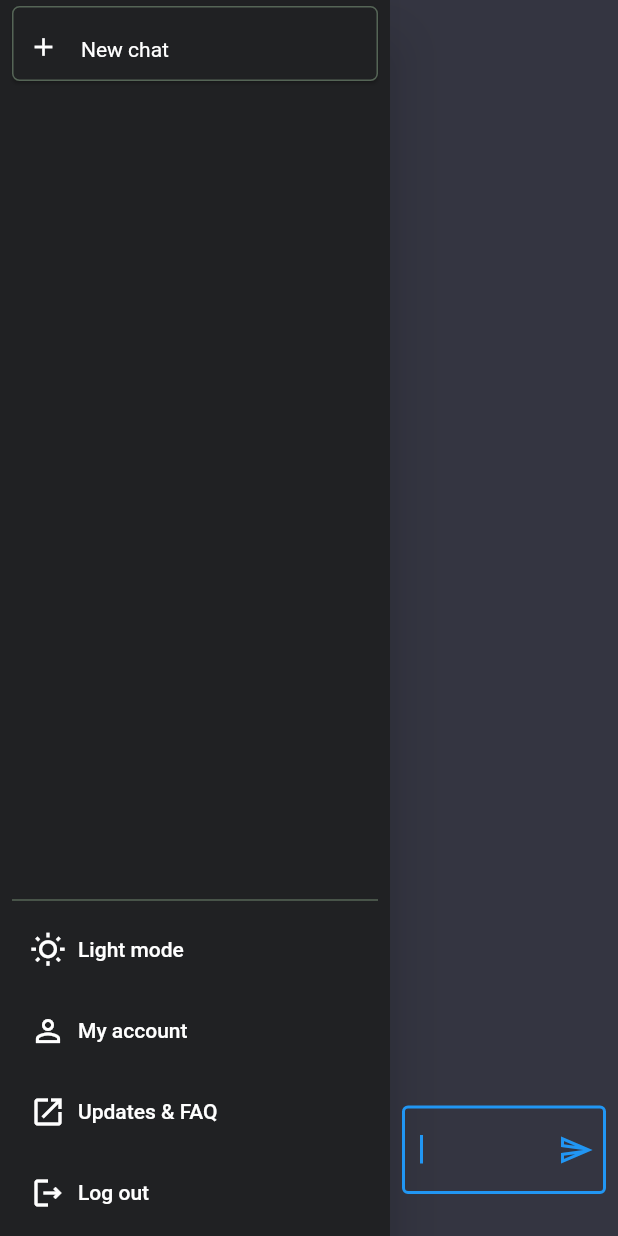
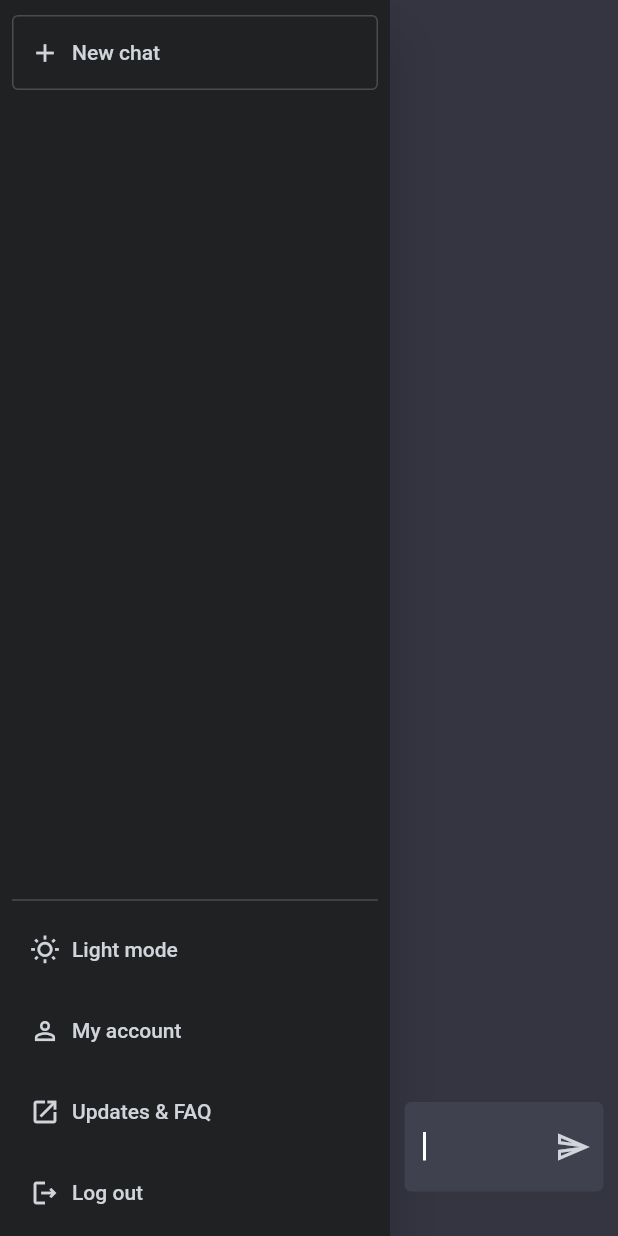
Before and after one commit to inoray/codingLab, a Flutter app: the screen it shows after launch, after a tap on "New chat", on a phone screen of 412 x 824 dp. Run offline on Flutter 3.47's test engine with Material 2 defaults, Android fonts, the phone set to English and light mode, and no system bars; our stand-ins replace animated_text_kit, cloud_firestore, dio, drift, firebase_core, flutter_markdown and 3 more; missing offline and left inert: window_manager; accounts and stored records are empty.

Commit message:
[flutter/chatgpt] ui 개선

```diff
--- a/flutter/chat_GPT_App/lib/const/color.dart
+++ b/flutter/chat_GPT_App/lib/const/color.dart
@@ -1,7 +1,8 @@
 import 'package:flutter/material.dart';
 
 final Color MAIN_BACKGROUND_COLOR = Color(0xFF343541);
+final Color MAIN_TEXT_COLOR = Color(0xffd1d5db);
 final Color SIDEBAR_BACKGROUND_COLOR = Color(0xFF202123);
 final Color SIDEBAR_COLOR = Color(0xFFf1f1f1);
-final Color SIDEBAR_LINE = Color(0xFF556556);
-final Color SIDEBAR_TEXT_COLOR = Colors.white;
+final Color SIDEBAR_LINE = Color(0xFF4C4C4F);
+final Color TEXTFILED_BACKGROUND_COLOR = Color(0xff40414f);
--- a/flutter/chat_GPT_App/lib/main.dart
+++ b/flutter/chat_GPT_App/lib/main.dart
@@ -5,8 +5,25 @@ import 'package:flutter_markdown/flutter_markdown.dart';
 import 'package:animated_text_kit/animated_text_kit.dart';
 import 'package:chat_gpt_app/const/color.dart';
 import 'package:chat_gpt_app/const/key.dart';
+import 'package:window_manager/window_manager.dart';
+import 'package:flutter_spinkit/flutter_spinkit.dart';
 
-void main() {
+void main() async {
+  WidgetsFlutterBinding.ensureInitialized();
+  // Must add this line.
+  await windowManager.ensureInitialized();
+  WindowOptions windowOptions = const WindowOptions(
+    // size: Size(800, 600),
+    center: true,
+    // backgroundColor: Colors.transparent,
+    // skipTaskbar: false,
+    // titleBarStyle: TitleBarStyle.hidden,
+  );
+  windowManager.waitUntilReadyToShow(windowOptions, () async {
+    await windowManager.show();
+    await windowManager.focus();
+  });
+  windowManager.setTitle('ChatGPT');
   runApp(const MyApp());
 }
 
@@ -15,7 +32,7 @@ class MyApp extends StatelessWidget {
 
   @override
   Widget build(BuildContext context) {
-    return MaterialApp(
+    return const MaterialApp(
       home: HomePage(),
       debugShowCheckedModeBanner: false,
     );
@@ -30,12 +47,12 @@ class HomePage extends StatefulWidget {
 }
 
 class _HomePageState extends State<HomePage> {
-  String txt = "";
   late TextEditingController _controller;
 
   late List<dynamic> _messages;
   late FocusNode myFocusNode;
   late ScrollController _scrollController;
+  bool _isLoading = false;
 
   @override
   void initState() {
@@ -48,19 +65,32 @@ class _HomePageState extends State<HomePage> {
     ];
     myFocusNode = FocusNode();
     _scrollController = ScrollController();
-    _scrollController.addListener(_scrollListener);
+    // _scrollController.addListener(_scrollListener);
   }
 
   _scrollListener() async {
-    if (_scrollController.offset == _scrollController.position.maxScrollExtent && !_scrollController.position.outOfRange){
+    if (_scrollController.offset ==
+            _scrollController.position.maxScrollExtent &&
+        !_scrollController.position.outOfRange) {
       //top
-    } else if (_scrollController.offset <= _scrollController.position.maxScrollExtent && !_scrollController.position.outOfRange){
+    } else if (_scrollController.offset <=
+            _scrollController.position.maxScrollExtent &&
+        !_scrollController.position.outOfRange) {
       //bottom
     }
   }
 
   @override
   Widget build(BuildContext context) {
+    // ListView 빌드가 완료된 후 자동으로 스크롤을 제일 아래로 이동 시킨다.
+    WidgetsBinding.instance.addPostFrameCallback((_) {
+      _scrollController.animateTo(
+        _scrollController.position.maxScrollExtent,
+        duration: const Duration(milliseconds: 200),
+        curve: Curves.fastOutSlowIn,
+      );
+    });
+
     return Scaffold(
       backgroundColor: MAIN_BACKGROUND_COLOR,
       // appBar: AppBar(
@@ -74,18 +104,26 @@ class _HomePageState extends State<HomePage> {
       //     SidebarXItem(icon: Icons.search, label: 'Search'),
       //   ],
       // ),
-      drawer: SideBar(),
+      // drawer: SideBar(),
 
       body: Row(
         children: [
-          SideBar(),
+          SideBar(
+            onPressedNewChat: () {
+              setState(() {
+                _messages = [
+                  {"role": "system", "content": "You are a helpful assistant."},
+                ];
+              });
+            },
+          ),
           Expanded(
             child: Stack(
               alignment: Alignment.center,
               children: [
-                Column(
-                  children: [
-                    ListView.builder(
+                Positioned.fill(
+                  bottom: 100,
+                  child: ListView.builder(
                     scrollDirection: Axis.vertical,
                     shrinkWrap: true,
                     controller: _scrollController,
@@ -103,7 +141,6 @@ class _HomePageState extends State<HomePage> {
                       );
                     },
                   ),
-                  ],
                 ),
                 // Column(
                 //   mainAxisAlignment: MainAxisAlignment.center,
@@ -148,23 +185,48 @@ class _HomePageState extends State<HomePage> {
                   child: Align(
                     alignment: Alignment.bottomCenter,
                     child: Padding(
-                      padding: const EdgeInsets.all(8.0),
+                      padding: const EdgeInsets.all(10.0),
                       child: TextField(
+                        // enabled: _isLoading ? false : true,
+                        readOnly: _isLoading ? true : false,
+                        keyboardType: TextInputType.multiline,
+                        maxLines: null,
                         autofocus: true,
                         focusNode: myFocusNode,
                         textInputAction: TextInputAction.done,
                         onSubmitted: (value) async {
                           request();
                         },
+                        style: TextStyle(color: MAIN_TEXT_COLOR),
+                        cursorColor: Colors.white,
                         controller: _controller,
                         decoration: InputDecoration(
                           // labelText: 'Input',
-                          fillColor: Colors.white,
-                          border: OutlineInputBorder(),
-                          suffixIcon: Container(
-                            child: IconButton(
+                          filled: true,
+                          fillColor: TEXTFILED_BACKGROUND_COLOR,
+                          // border: OutlineInputBorder(
+                          //     borderSide: BorderSide(width: 1, color: Color(0xff40414f)),
+                          // ),
+                          enabledBorder: OutlineInputBorder(
+                            borderSide: BorderSide(
+                                width: 0, color: TEXTFILED_BACKGROUND_COLOR),
+                          ),
+                          focusedBorder: OutlineInputBorder(
+                            borderSide: BorderSide(
+                                width: 0, color: TEXTFILED_BACKGROUND_COLOR),
+                          ),
+                          suffixIcon: SizedBox(
+                            width: 10,
+                            height: 10,
+                            child: _isLoading
+                                ? SpinKitThreeBounce(
+                                    color: MAIN_TEXT_COLOR,
+                                    size: 15.0,
+                                  )
+                                : IconButton(
                                     alignment: Alignment.centerRight,
-                              icon: Icon(Icons.send_outlined),
+                                    icon: const Icon(Icons.send_outlined),
+                                    color: MAIN_TEXT_COLOR,
                                     onPressed: () async {
                                       request();
                                     },
@@ -184,33 +246,32 @@ class _HomePageState extends State<HomePage> {
   }
 
   void request() async {
-    this.txt = _controller.text;
-    // print(this._messages);
-
-    this._messages.add(
+    if (_controller.text.isNotEmpty) {
+      setState(() {
+        _isLoading = true;
+        _messages.add(
           {'role': "user", 'content': _controller.text},
         );
-    // print(this._messages);
+      });
 
+      _controller.clear();
       Session sess = Session();
       final resp = await sess.post(
-        "https://api.openai.com/v1/chat/completions", this._messages);
-    // print(resp);
+          "https://api.openai.com/v1/chat/completions", _messages);
 
-    this._messages.add(
+      print(resp);
+
+      setState(() {
+        _isLoading = false;
+        _messages.add(
           {
             'role': "assistant",
             'content': resp['choices'][0]['message']['content']
           },
         );
-
-    // print(this._messages);
-
-    setState(() {
-      // this.txt =
-      //     resp['choices'][0]['message']['content'];
       });
-    _controller.clear();
+    }
+    // ignore: use_build_context_synchronously
     FocusScope.of(context).requestFocus(myFocusNode);
   }
 }
@@ -222,17 +283,11 @@ class Session {
       'Authorization': 'Bearer $openaiKey',
     };
 
-    // List<dynamic> messages = [
-    //   {"role": "system", "content": "You are a helpful assistant."},
-    //   {"role": "user", "content": "안녕"},
-    // ];
-
     Map<String, dynamic> body = {
       'model': 'gpt-3.5-turbo',
+      // 'model': 'gpt-4-32k-0314',
       'messages': messages,
     };
-
-    print('get() url: $strUrl');
 
     var url = Uri.https(
       "api.openai.com",
@@ -244,6 +299,21 @@ class Session {
       headers: headers,
       body: jsonEncode(body),
     );
+
+    // Map<String, String> headers2 = {
+    //   'Authorization': 'Bearer $openaiKey',
+    // };
+    //
+    // var url2 = Uri.https(
+    //   "api.openai.com",
+    //   "/v1/models",
+    // );
+    //
+    // final resp = await http.get(
+    //   url2,
+    //   headers: headers2,
+    // );
+    // print(resp);
 
     final int statusCode = resp.statusCode;
     if (statusCode < 200 || statusCode > 400) {
@@ -258,7 +328,12 @@ class Session {
 }
 
 class SideBar extends StatelessWidget {
-  const SideBar({Key? key}) : super(key: key);
+  final VoidCallback onPressedNewChat;
+
+  const SideBar({
+    Key? key,
+    required this.onPressedNewChat,
+  }) : super(key: key);
 
   @override
   Widget build(BuildContext context) {
@@ -267,11 +342,18 @@ class SideBar extends StatelessWidget {
       backgroundColor: SIDEBAR_BACKGROUND_COLOR,
       child: Column(
         children: [
+          const SizedBox(height: 10.0),
+          SideBarButton(
+            icon: Icons.add,
+            label: "New chat",
+            isBorder: true,
+            onPressed: onPressedNewChat,
+          ),
           Expanded(
             child: ListTileTheme(
               contentPadding: const EdgeInsets.only(left: 10.0),
-              iconColor: SIDEBAR_TEXT_COLOR,
-              textColor: SIDEBAR_TEXT_COLOR,
+              iconColor: MAIN_TEXT_COLOR,
+              textColor: MAIN_TEXT_COLOR,
               tileColor: SIDEBAR_BACKGROUND_COLOR,
               // selectedColor: Colors.white,
               // selectedTileColor: Colors.white,
@@ -286,7 +368,7 @@ class SideBar extends StatelessWidget {
               child: ListView(
                 padding: EdgeInsets.zero,
                 children: [
-                  SideBarAddButton(),
+                  //SideBarAddButton(),
                 ],
               ),
             ),
@@ -301,52 +383,28 @@ class SideBar extends StatelessWidget {
           SideBarButton(
             icon: Icons.wb_sunny_outlined,
             label: "Light mode",
+            isBorder: false,
+            onPressed: () {},
           ),
           SideBarButton(
             icon: Icons.person_outline,
             label: "My account",
+            isBorder: false,
+            onPressed: () {},
           ),
           SideBarButton(
             icon: Icons.open_in_new_outlined,
             label: "Updates & FAQ",
+            isBorder: false,
+            onPressed: () {},
           ),
           SideBarButton(
             icon: Icons.logout_outlined,
             label: "Log out",
+            isBorder: false,
+            onPressed: () {},
           ),
         ],
-      ),
-    );
-  }
-}
-
-class SideBarAddButton extends StatelessWidget {
-  const SideBarAddButton({Key? key}) : super(key: key);
-
-  @override
-  Widget build(BuildContext context) {
-    return Card(
-      margin: const EdgeInsets.only(left: 8, right: 8, top: 4, bottom: 4),
-      color: SIDEBAR_BACKGROUND_COLOR,
-      child: SizedBox(
-        height: 50,
-        child: ListTile(
-          // visualDensity: VisualDensity(vertical: -4),
-          hoverColor: Color(0xFF2b2c2f),
-
-          leading: Icon(
-            Icons.add,
-            size: 20,
-          ),
-          title: Text(
-            "New chat",
-            style: TextStyle(fontSize: 14),
-            // textAlign: TextAlign.center,
-          ),
-          onTap: () {
-            // TODO: Handle item 2 press
-          },
-        ),
       ),
     );
   }
@@ -366,14 +424,13 @@ class SideBarCard extends StatelessWidget {
           // visualDensity: VisualDensity(vertical: -4),
           hoverColor: Color(0xFF2b2c2f),
 
-          leading: Icon(
+          leading: const Icon(
             Icons.add,
             size: 20,
           ),
-          title: Text(
+          title: const Text(
             "New chat",
             style: TextStyle(fontSize: 14),
-            // textAlign: TextAlign.center,
           ),
           onTap: () {
             // TODO: Handle item 2 press
@@ -387,10 +444,16 @@ class SideBarCard extends StatelessWidget {
 class SideBarButton extends StatelessWidget {
   final String label;
   final IconData icon;
+  final bool isBorder;
+  final VoidCallback onPressed;
+  //typedef VoidCallback = void Function()
+
   const SideBarButton({
     Key? key,
     required this.label,
     required this.icon,
+    required this.isBorder,
+    required this.onPressed,
   }) : super(key: key);
 
   @override
@@ -405,13 +468,23 @@ class SideBarButton extends StatelessWidget {
         width: double.infinity,
         height: 50.0,
         child: ElevatedButton.icon(
-          onPressed: () {},
-          icon: Icon(icon),
+          onPressed: onPressed,
+          icon: Icon(
+            icon,
+            size: 20,
+          ),
           label: Text(label),
           style: ElevatedButton.styleFrom(
             backgroundColor: SIDEBAR_BACKGROUND_COLOR,
             elevation: 0.0,
             alignment: Alignment.centerLeft,
+            foregroundColor: MAIN_TEXT_COLOR,
+            side: isBorder
+                ? BorderSide(
+                    width: 1.0,
+                    color: SIDEBAR_LINE,
+                  )
+                : null,
           ),
         ),
       ),
@@ -432,19 +505,32 @@ class ChatBox extends StatelessWidget {
   @override
   Widget build(BuildContext context) {
     return Container(
-      padding: EdgeInsets.only(
+      padding: const EdgeInsets.only(
         left: 50,
         right: 50,
         top: 30,
         bottom: 30,
       ),
+      color: isChatGpt ? Color(0xFF444654) : Colors.transparent,
+      child: Row(
+        crossAxisAlignment: CrossAxisAlignment.start,
+        children: [
+          Image.asset(
+            isChatGpt ? "asset/chatgpt-icon.png" : 'asset/user.png',
+            width: 40.0,
+          ),
+          const SizedBox(width: 20.0),
+          Expanded(
             child: SelectableText(
               content,
               style: TextStyle(
-          color: Colors.white,
+                color: MAIN_TEXT_COLOR,
+                fontSize: 17.0,
               ),
             ),
-      color: isChatGpt ? Color(0xFF444654) : Colors.transparent,
+          ),
+        ],
+      ),
     );
   }
 }
```
Also changed, not shown: flutter/chat_GPT_App/pubspec.yaml (+4 -3 lines), flutter/chat_GPT_App/asset/chatgpt-icon.png (added), flutter/chat_GPT_App/asset/user.png (added), flutter/chat_GPT_App/pubspec.lock, 9 other files. Lines whose indentation alone changed are shown as unchanged.
